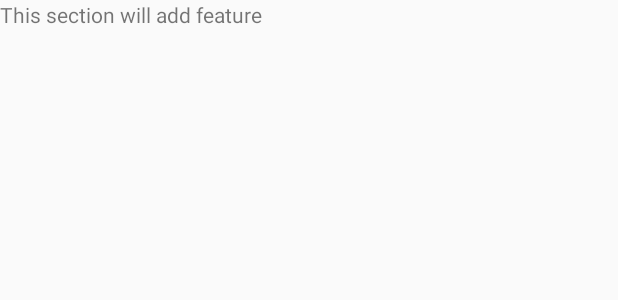
After one commit to adicomdotir/AndroidSimpleManagerGame, an Android app: the layout fragment_transfers.xml on its own in the app's theme, with its tools: preview values and no code run, on a phone screen of 412 x 824 dp. The commit adds this screen. Shown: the top 300 px of the screen. Run offline under Robolectric (Android 15) with nearby library versions, the phone set to English and light mode, and no system bars.

Commit message:
Fix some problem and add one fragment for transfer

```diff
--- a/app/src/main/java/ir/adicom/app/soccermanagerapp/MainActivity.java
+++ b/app/src/main/java/ir/adicom/app/soccermanagerapp/MainActivity.java
@@ -18,6 +18,7 @@ import ir.adicom.app.soccermanagerapp.views.HomeFragment;
 import ir.adicom.app.soccermanagerapp.views.LeagueFragment;
 import ir.adicom.app.soccermanagerapp.views.MatchesFragment;
 import ir.adicom.app.soccermanagerapp.views.PlayersFragment;
+import ir.adicom.app.soccermanagerapp.views.TransfersFragment;
 
 public class MainActivity extends AppCompatActivity
         implements NavigationView.OnNavigationItemSelectedListener {
@@ -107,6 +108,10 @@ public class MainActivity extends AppCompatActivity
             FragmentTransaction ft = getSupportFragmentManager().beginTransaction();
             ft.replace(R.id.content_main, new MatchesFragment());
             ft.commit();
+        } else if (id == R.id.nav_transfers) {
+            FragmentTransaction ft = getSupportFragmentManager().beginTransaction();
+            ft.replace(R.id.content_main, new TransfersFragment());
+            ft.commit();
         }
 
         DrawerLayout drawer = (DrawerLayout) findViewById(R.id.drawer_layout);
--- a/app/src/main/java/ir/adicom/app/soccermanagerapp/data/LocalData.java
+++ b/app/src/main/java/ir/adicom/app/soccermanagerapp/data/LocalData.java
@@ -9,6 +9,7 @@ import ir.adicom.app.soccermanagerapp.model.Team;
  */
 
 public class LocalData {
+    public static int weekIndex = 1;
     public static final int SIZE = 4;
     public static final int PLAYER_SIZE = 10;
     public static Team[] teams = new Team[SIZE];
--- a/app/src/main/res/layout/fragment_home.xml
+++ b/app/src/main/res/layout/fragment_home.xml
@@ -13,4 +13,10 @@
         android:layout_height="wrap_content"
         android:text="Hello World!"/>
 
+    <Button
+        android:text="Next Game"
+        android:id="@+id/btn_game"
+        android:layout_width="wrap_content"
+        android:layout_height="wrap_content" />
+
 </FrameLayout>
--- /dev/null
+++ b/app/src/main/res/layout/fragment_transfers.xml
@@ -0,0 +1,12 @@
+<FrameLayout xmlns:android="http://schemas.android.com/apk/res/android"
+    xmlns:tools="http://schemas.android.com/tools"
+    android:layout_width="match_parent"
+    android:layout_height="match_parent"
+    tools:context="ir.adicom.app.soccermanagerapp.views.TransfersFragment">
+
+    <TextView
+        android:layout_width="match_parent"
+        android:layout_height="match_parent"
+        android:text="This section will add feature" />
+
+</FrameLayout>
```
Also changed, not shown: app/src/main/java/ir/adicom/app/soccermanagerapp/views/HomeFragment.java (+22 -1 lines), app/src/main/java/ir/adicom/app/soccermanagerapp/views/TransfersFragment.java (added, +30 -0 lines), app/src/main/res/layout/item_player.xml (+10 -4 lines), app/src/main/ic_launcher-web.png (added), app/src/main/res/mipmap-hdpi/ic_launcher.png, app/src/main/res/mipmap-mdpi/ic_launcher.png, app/src/main/res/mipmap-xhdpi/ic_launcher.png, app/src/main/res/mipmap-xxhdpi/ic_launcher.png, app/src/main/res/mipmap-xxxhdpi/ic_launcher.png.
